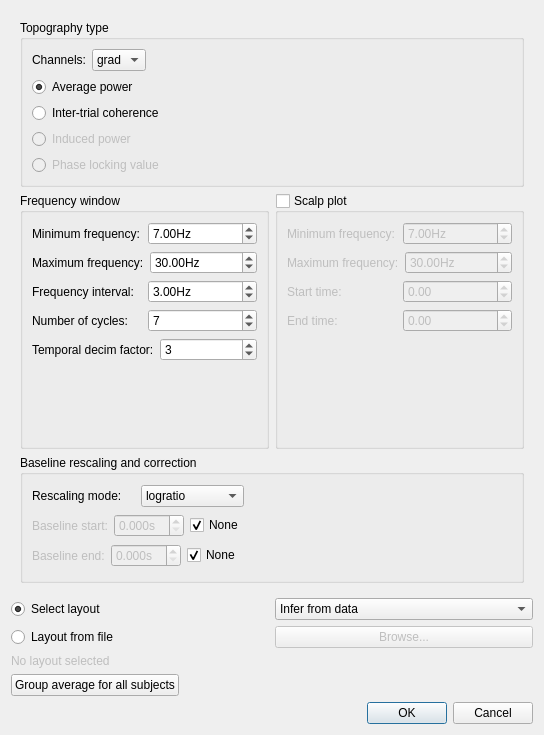
Old version of the form meggie_batch/ui/qt4Designer_ui_files/TFRtopology.ui in the repository cibr-jyu/meggie.
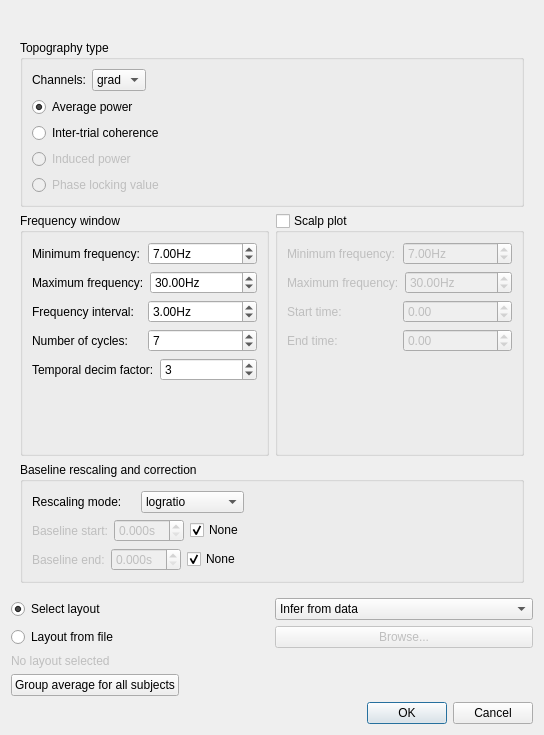
New version of the form.

Commit message: Epoch name to TFRtopology dialog.

```diff
--- a/meggie_batch/ui/qt4Designer_ui_files/TFRtopology.ui
+++ b/meggie_batch/ui/qt4Designer_ui_files/TFRtopology.ui
@@ -38,7 +38,160 @@
        </size>
       </property>
       <layout class="QGridLayout" name="gridLayout_4">
-       <item row="0" column="0" colspan="2">
+       <item row="3" column="0" colspan="2">
+        <widget class="QGroupBox" name="groupBoxBaseline">
+         <property name="sizePolicy">
+          <sizepolicy hsizetype="Preferred" vsizetype="Preferred">
+           <horstretch>0</horstretch>
+           <verstretch>1</verstretch>
+          </sizepolicy>
+         </property>
+         <property name="title">
+          <string>Baseline rescaling and correction</string>
+         </property>
+         <layout class="QGridLayout" name="gridLayout_3">
+          <item row="0" column="0">
+           <layout class="QHBoxLayout" name="horizontalLayout_7">
+            <item>
+             <widget class="QLabel" name="labelRescaling">
+              <property name="text">
+               <string>Rescaling mode:</string>
+              </property>
+             </widget>
+            </item>
+            <item>
+             <widget class="QComboBox" name="comboBoxMode">
+              <property name="currentIndex">
+               <number>1</number>
+              </property>
+              <item>
+               <property name="text">
+                <string>ratio</string>
+               </property>
+              </item>
+              <item>
+               <property name="text">
+                <string>logratio</string>
+               </property>
+              </item>
+              <item>
+               <property name="text">
+                <string>mean</string>
+               </property>
+              </item>
+              <item>
+               <property name="text">
+                <string>zscore</string>
+               </property>
+              </item>
+              <item>
+               <property name="text">
+                <string>percent</string>
+               </property>
+              </item>
+             </widget>
+            </item>
+           </layout>
+          </item>
+          <item row="1" column="0">
+           <layout class="QHBoxLayout" name="horizontalLayout_6">
+            <item>
+             <layout class="QHBoxLayout" name="horizontalLayout_3">
+              <item>
+               <widget class="QLabel" name="labelBaselineStart">
+                <property name="enabled">
+                 <bool>false</bool>
+                </property>
+                <property name="text">
+                 <string>Baseline start:</string>
+                </property>
+               </widget>
+              </item>
+              <item>
+               <widget class="QDoubleSpinBox" name="doubleSpinBoxBaselineStart">
+                <property name="enabled">
+                 <bool>false</bool>
+                </property>
+                <property name="suffix">
+                 <string>s</string>
+                </property>
+                <property name="decimals">
+                 <number>3</number>
+                </property>
+               </widget>
+              </item>
+              <item>
+               <widget class="QCheckBox" name="checkBoxBaselineStartNone">
+                <property name="text">
+                 <string>None</string>
+                </property>
+                <property name="checked">
+                 <bool>true</bool>
+                </property>
+               </widget>
+              </item>
+             </layout>
+            </item>
+           </layout>
+          </item>
+          <item row="2" column="0">
+           <layout class="QHBoxLayout" name="horizontalLayout_5">
+            <item>
+             <layout class="QHBoxLayout" name="horizontalLayout_4">
+              <item>
+               <widget class="QLabel" name="labelBaselineEnd">
+                <property name="enabled">
+                 <bool>false</bool>
+                </property>
+                <property name="text">
+                 <string>Baseline end:</string>
+                </property>
+               </widget>
+              </item>
+              <item>
+               <widget class="QDoubleSpinBox" name="doubleSpinBoxBaselineEnd">
+                <property name="enabled">
+                 <bool>false</bool>
+                </property>
+                <property name="suffix">
+                 <string>s</string>
+                </property>
+                <property name="decimals">
+                 <number>3</number>
+                </property>
+               </widget>
+              </item>
+              <item>
+               <widget class="QCheckBox" name="checkBoxBaselineEndNone">
+                <property name="text">
+                 <string>None</string>
+                </property>
+                <property name="checked">
+                 <bool>true</bool>
+                </property>
+               </widget>
+              </item>
+             </layout>
+            </item>
+           </layout>
+          </item>
+          <item row="1" column="1">
+           <spacer name="horizontalSpacer">
+            <property name="orientation">
+             <enum>Qt::Horizontal</enum>
+            </property>
+            <property name="sizeHint" stdset="0">
+             <size>
+              <width>40</width>
+              <height>20</height>
+             </size>
+            </property>
+           </spacer>
+          </item>
+         </layout>
+        </widget>
+       </item>
+       <item row="1" column="0" colspan="2">
         <widget class="QGroupBox" name="groupBoxTopogpraphyType">
          <property name="sizePolicy">
           <sizepolicy hsizetype="Preferred" vsizetype="Preferred">
@@ -139,7 +292,7 @@
          </layout>
         </widget>
        </item>
-       <item row="1" column="0">
+       <item row="2" column="0">
         <widget class="QGroupBox" name="groupBoxFrequencies">
          <property name="sizePolicy">
           <sizepolicy hsizetype="Preferred" vsizetype="Preferred">
@@ -291,160 +444,7 @@
          </layout>
         </widget>
        </item>
-       <item row="2" column="0" colspan="2">
-        <widget class="QGroupBox" name="groupBoxBaseline">
-         <property name="sizePolicy">
-          <sizepolicy hsizetype="Preferred" vsizetype="Preferred">
-           <horstretch>0</horstretch>
-           <verstretch>1</verstretch>
-          </sizepolicy>
-         </property>
-         <property name="title">
-          <string>Baseline rescaling and correction</string>
-         </property>
-         <layout class="QGridLayout" name="gridLayout_3">
-          <item row="0" column="0">
-           <layout class="QHBoxLayout" name="horizontalLayout_7">
-            <item>
-             <widget class="QLabel" name="labelRescaling">
-              <property name="text">
-               <string>Rescaling mode:</string>
-              </property>
-             </widget>
-            </item>
-            <item>
-             <widget class="QComboBox" name="comboBoxMode">
-              <property name="currentIndex">
-               <number>1</number>
-              </property>
-              <item>
-               <property name="text">
-                <string>ratio</string>
-               </property>
-              </item>
-              <item>
-               <property name="text">
-                <string>logratio</string>
-               </property>
-              </item>
-              <item>
-               <property name="text">
-                <string>mean</string>
-               </property>
-              </item>
-              <item>
-               <property name="text">
-                <string>zscore</string>
-               </property>
-              </item>
-              <item>
-               <property name="text">
-                <string>percent</string>
-               </property>
-              </item>
-             </widget>
-            </item>
-           </layout>
-          </item>
-          <item row="1" column="0">
-           <layout class="QHBoxLayout" name="horizontalLayout_6">
-            <item>
-             <layout class="QHBoxLayout" name="horizontalLayout_3">
-              <item>
-               <widget class="QLabel" name="labelBaselineStart">
-                <property name="enabled">
-                 <bool>false</bool>
-                </property>
-                <property name="text">
-                 <string>Baseline start:</string>
-                </property>
-               </widget>
-              </item>
-              <item>
-               <widget class="QDoubleSpinBox" name="doubleSpinBoxBaselineStart">
-                <property name="enabled">
-                 <bool>false</bool>
-                </property>
-                <property name="suffix">
-                 <string>s</string>
-                </property>
-                <property name="decimals">
-                 <number>3</number>
-                </property>
-               </widget>
-              </item>
-              <item>
-               <widget class="QCheckBox" name="checkBoxBaselineStartNone">
-                <property name="text">
-                 <string>None</string>
-                </property>
-                <property name="checked">
-                 <bool>true</bool>
-                </property>
-               </widget>
-              </item>
-             </layout>
-            </item>
-           </layout>
-          </item>
-          <item row="2" column="0">
-           <layout class="QHBoxLayout" name="horizontalLayout_5">
-            <item>
-             <layout class="QHBoxLayout" name="horizontalLayout_4">
-              <item>
-               <widget class="QLabel" name="labelBaselineEnd">
-                <property name="enabled">
-                 <bool>false</bool>
-                </property>
-                <property name="text">
-                 <string>Baseline end:</string>
-                </property>
-               </widget>
-              </item>
-              <item>
-               <widget class="QDoubleSpinBox" name="doubleSpinBoxBaselineEnd">
-                <property name="enabled">
-                 <bool>false</bool>
-                </property>
-                <property name="suffix">
-                 <string>s</string>
-                </property>
-                <property name="decimals">
-                 <number>3</number>
-                </property>
-               </widget>
-              </item>
-              <item>
-               <widget class="QCheckBox" name="checkBoxBaselineEndNone">
-                <property name="text">
-                 <string>None</string>
-                </property>
-                <property name="checked">
-                 <bool>true</bool>
-                </property>
-               </widget>
-              </item>
-             </layout>
-            </item>
-           </layout>
-          </item>
-          <item row="1" column="1">
-           <spacer name="horizontalSpacer">
-            <property name="orientation">
-             <enum>Qt::Horizontal</enum>
-            </property>
-            <property name="sizeHint" stdset="0">
-             <size>
-              <width>40</width>
-              <height>20</height>
-             </size>
-            </property>
-           </spacer>
-          </item>
-         </layout>
-        </widget>
-       </item>
-       <item row="1" column="1">
+       <item row="2" column="1">
         <widget class="QGroupBox" name="groupBoxScalp">
          <property name="toolTip">
           <string>If checked, a scalp plot will be displayed.</string>
@@ -563,6 +563,13 @@
          </layout>
         </widget>
        </item>
+       <item row="0" column="0">
+        <widget class="QLabel" name="labelEpochName">
+         <property name="text">
+          <string/>
+         </property>
+        </widget>
+       </item>
       </layout>
      </widget>
     </widget>
```
The commit also changes 2 other files.
